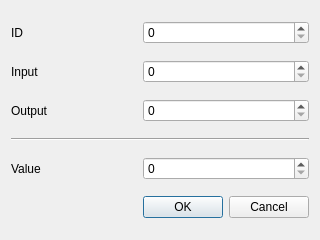
Old version of the form input_output_properties.ui in the repository RomanovAG/Project-practice-ICIS-December.
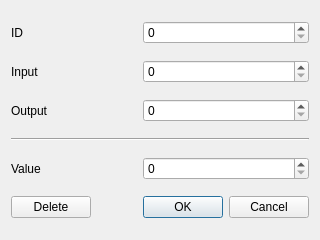
New version of the form.

Commit message: added delete and file operations

```diff
--- a/input_output_properties.ui
+++ b/input_output_properties.ui
@@ -81,6 +81,13 @@
      </property>
     </widget>
    </item>
+   <item row="5" column="2">
+    <widget class="QPushButton" name="delButton">
+     <property name="text">
+      <string>Delete</string>
+     </property>
+    </widget>
+   </item>
   </layout>
  </widget>
  <resources/>
```
The commit also changes 49 other files.
